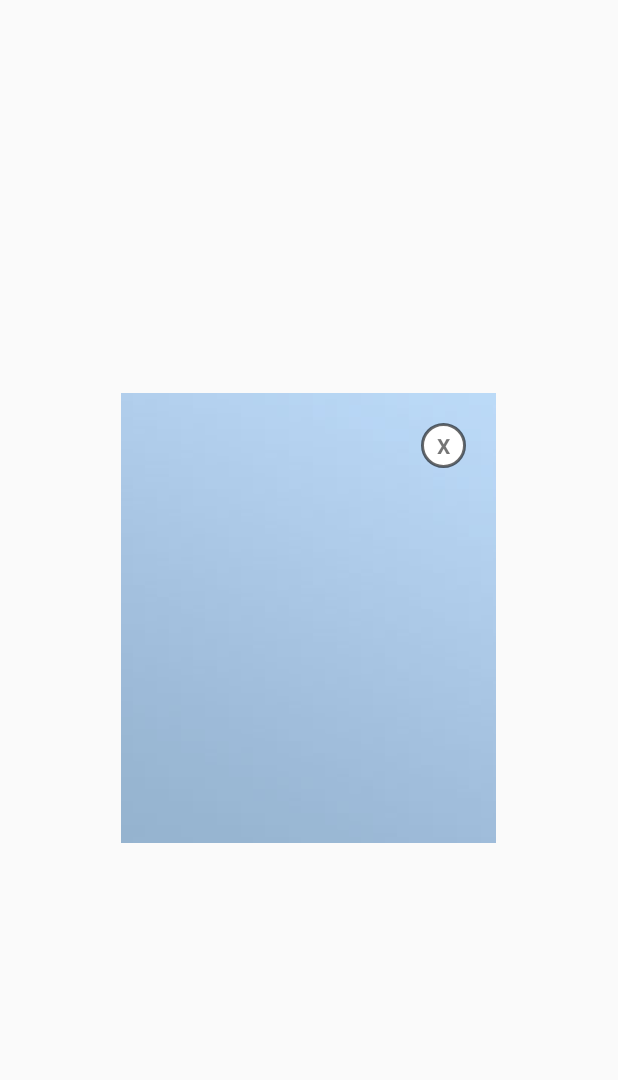
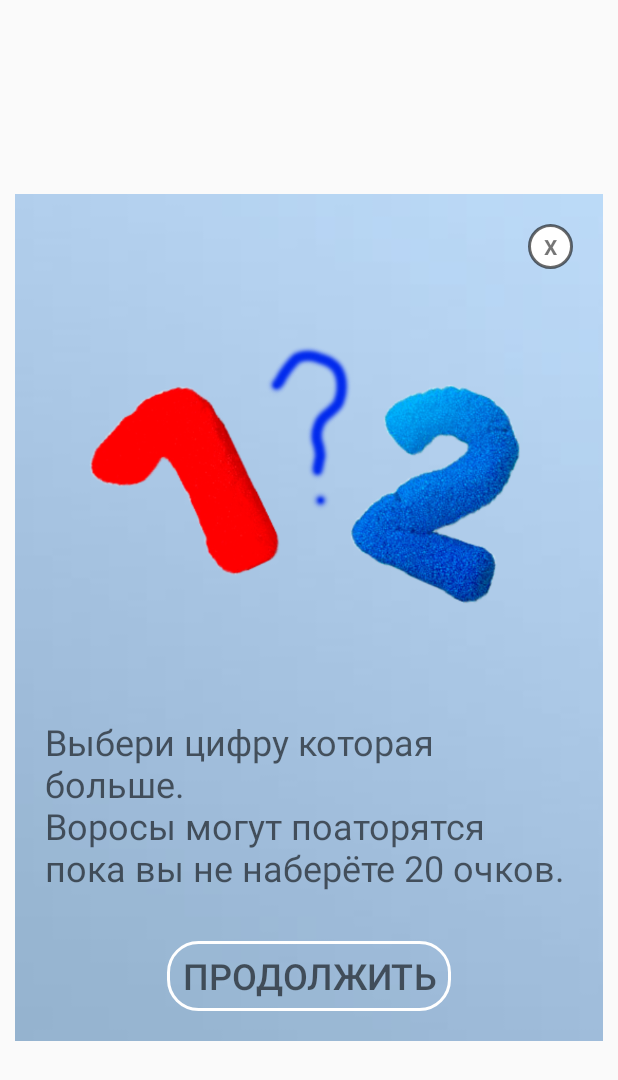
Before and after one commit to Alexandr-An/EducationalQuiz, an Android app: the layout previewdialog.xml on its own in the app's theme, with its tools: preview values and no code run, on a phone screen of 412 x 824 dp. Shown: the top 1080 px of the screen. Run offline under Robolectric (Android 15) with nearby library versions, the phone set to English and light mode, and no system bars.

Commit message:
кнопка закрыть и продолжить диалоговое окно

```diff
--- a/app/src/main/res/layout/previewdialog.xml
+++ b/app/src/main/res/layout/previewdialog.xml
@@ -24,6 +24,36 @@
     android:gravity="center"
     android:background="@drawable/style_btn_stroke_black95_press_white"
     android:layout_gravity="end"/>
+        <ImageView
+            android:id="@+id/previewimg"
+            android:layout_width="match_parent"
+            android:layout_height="0dp"
+            android:src="@drawable/previewlevel1"
+            android:layout_weight="60"
+            android:layout_marginTop="10dp" />
+        <TextView
+            android:id="@+id/textdescription"
+            android:layout_width="wrap_content"
+            android:layout_height="0dp"
+            android:text="@string/level1"
+            android:layout_weight="30"
+            android:textColor="@color/black95"
+            android:textSize="24sp"
+            android:layout_marginTop="10dp"/>
+        <Button
+            android:layout_width="wrap_content"
+            android:layout_height="0dp"
+            android:id="@+id/buttoncontinue"
+            android:layout_weight="10"
+            android:text="@string/textcontinue"
+            android:background="@drawable/button_stroke_white_press_blue"
+            android:textColor="@color/black95"
+            android:textAllCaps="true"
+            android:textSize="24sp"
+            android:layout_marginTop="10dp"
+            android:paddingRight="10dp"
+            android:paddingLeft="10dp"
+             />
     </LinearLayout>
 
 </LinearLayout>
--- /dev/null
+++ b/app/src/main/res/values/descriptionlevels.xml
@@ -0,0 +1,4 @@
+<?xml version="1.0" encoding="utf-8"?>
+<resources>
+    <string name="level1">Выбери цифру которая больше.\nВоросы могут поаторятся пока вы не наберёте 20 очков.</string>
+</resources>
--- a/app/src/main/res/values/strings.xml
+++ b/app/src/main/res/values/strings.xml
@@ -3,5 +3,6 @@
     <string name="start">Начать</string>
     <string name="back">Назад</string>
     <string name="level">Уровень:</string>
+    <string name="textcontinue">Продолжить</string>
 
 </resources>
```
Also changed, not shown: app/src/main/java/app/app/educationalquiz/Level1.java (+50 -0 lines).
